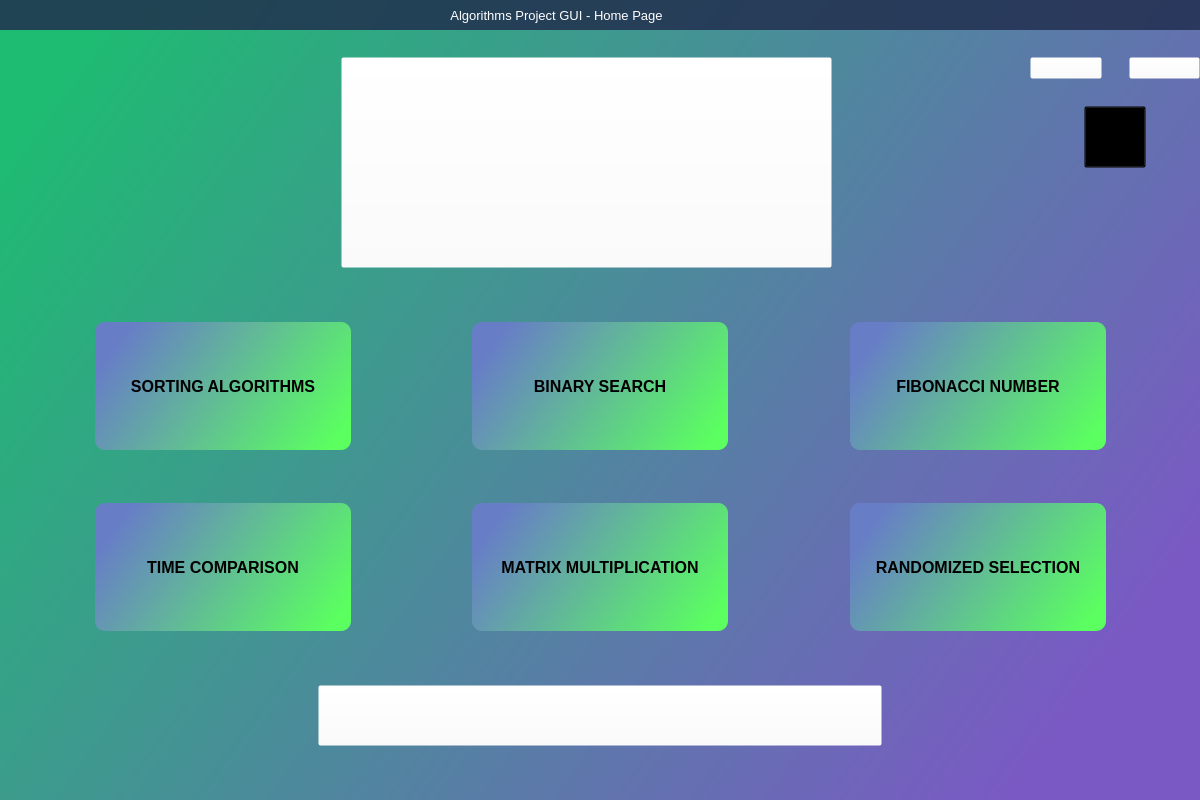
Before: the Qt Designer form qt_designer_ozan/main_uiqt.ui in ozan-git/Sorting-Algorithms-Visualisation, drawn with Qt 5.
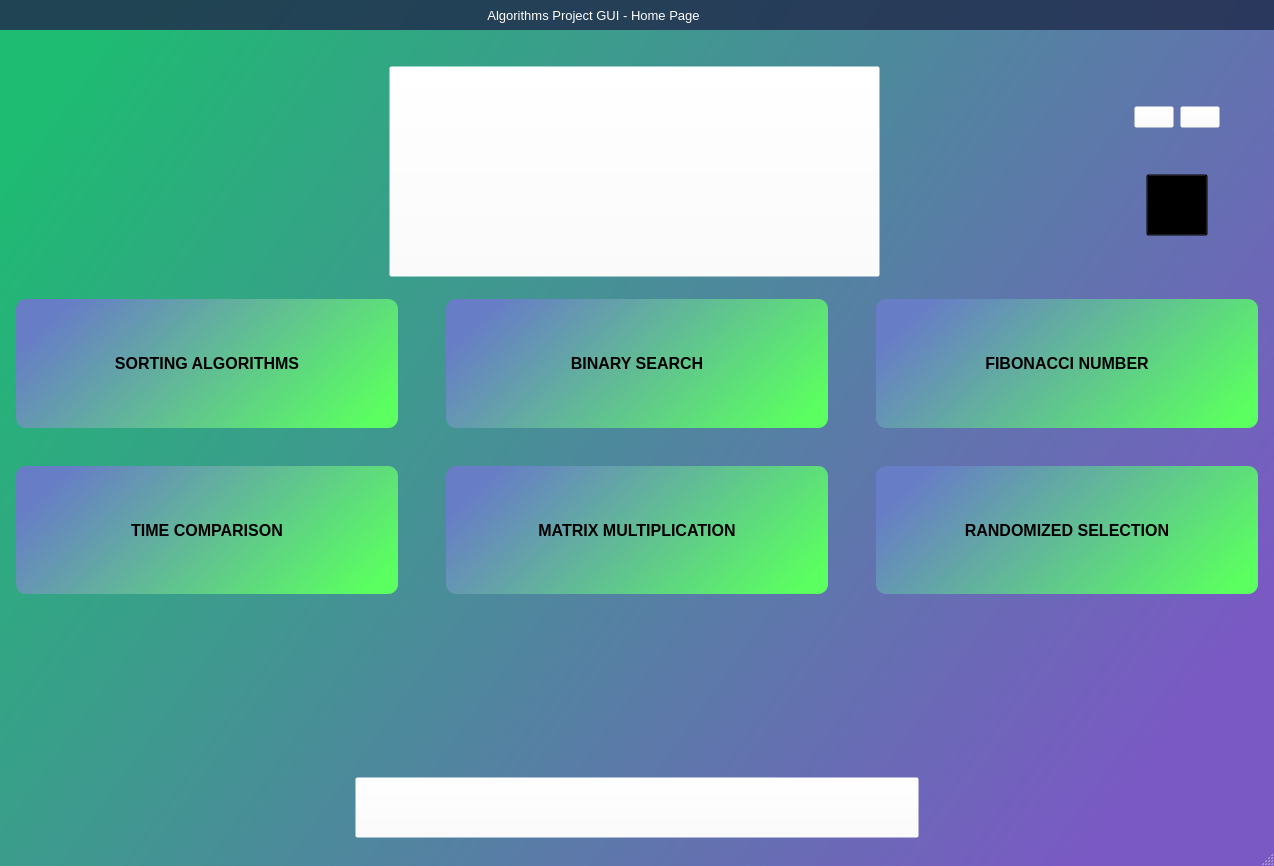
After: the same form once the commit is applied. Icons and pictures are not drawn.

Patch:
```diff
--- a/qt_designer_ozan/main_uiqt.ui
+++ b/qt_designer_ozan/main_uiqt.ui
@@ -9,8 +9,8 @@
    <rect>
     <x>0</x>
     <y>0</y>
-    <width>1200</width>
-    <height>800</height>
+    <width>1274</width>
+    <height>866</height>
    </rect>
   </property>
   <property name="minimumSize">
@@ -559,12 +559,6 @@
   </property>
   <widget class="QWidget" name="centralwidget">
    <layout class="QVBoxLayout" name="verticalLayout_2">
-    <property name="spacing">
-     <number>0</number>
-    </property>
-    <property name="sizeConstraint">
-     <enum>QLayout::SetDefaultConstraint</enum>
-    </property>
     <property name="leftMargin">
      <number>0</number>
     </property>
@@ -576,14 +570,6 @@
     </property>
     <property name="bottomMargin">
      <number>0</number>
-    </property>
-    <item>
-     <layout class="QVBoxLayout" name="frame_main">
-      <property name="spacing">
-       <number>27</number>
-      </property>
-      <property name="sizeConstraint">
-       <enum>QLayout::SetFixedSize</enum>
       </property>
       <item>
        <widget class="QFrame" name="frame_top">
@@ -949,8 +935,6 @@
        </widget>
       </item>
       <item>
-       <layout class="QVBoxLayout" name="frame_center">
-        <item>
          <layout class="QHBoxLayout" name="horizontalLayout_6">
           <item>
            <spacer name="horizontalSpacer">
@@ -1032,6 +1016,19 @@
            <layout class="QVBoxLayout" name="verticalLayout">
             <item>
              <layout class="QHBoxLayout" name="horizontalLayout_4">
+          <item>
+           <spacer name="horizontalSpacer_3">
+            <property name="orientation">
+             <enum>Qt::Horizontal</enum>
+            </property>
+            <property name="sizeHint" stdset="0">
+             <size>
+              <width>40</width>
+              <height>20</height>
+             </size>
+            </property>
+           </spacer>
+          </item>
               <item>
                <widget class="QPushButton" name="pushButton_mail">
                 <property name="toolTip">
@@ -1084,6 +1081,19 @@
                 </property>
                </widget>
               </item>
+          <item>
+           <spacer name="horizontalSpacer_4">
+            <property name="orientation">
+             <enum>Qt::Horizontal</enum>
+            </property>
+            <property name="sizeHint" stdset="0">
+             <size>
+              <width>40</width>
+              <height>20</height>
+             </size>
+            </property>
+           </spacer>
+          </item>
              </layout>
             </item>
             <item>
@@ -1151,53 +1161,35 @@
               </item>
              </layout>
             </item>
-            <item>
-             <spacer name="verticalSpacer">
-              <property name="orientation">
-               <enum>Qt::Vertical</enum>
-              </property>
-              <property name="sizeHint" stdset="0">
-               <size>
-                <width>20</width>
-                <height>40</height>
-               </size>
-              </property>
-             </spacer>
-            </item>
            </layout>
           </item>
          </layout>
         </item>
-        <item>
-         <spacer name="verticalSpacer_5">
-          <property name="orientation">
-           <enum>Qt::Vertical</enum>
-          </property>
-          <property name="sizeHint" stdset="0">
-           <size>
-            <width>20</width>
-            <height>40</height>
-           </size>
-          </property>
-         </spacer>
-        </item>
         <item>
          <layout class="QHBoxLayout" name="horizontalLayout_5">
-          <item>
-           <spacer name="horizontalSpacer_13">
-            <property name="orientation">
-             <enum>Qt::Horizontal</enum>
-            </property>
-            <property name="sizeHint" stdset="0">
-             <size>
-              <width>40</width>
-              <height>20</height>
-             </size>
-            </property>
-           </spacer>
-          </item>
+      <property name="spacing">
+       <number>48</number>
+      </property>
+      <property name="leftMargin">
+       <number>16</number>
+      </property>
+      <property name="topMargin">
+       <number>16</number>
+      </property>
+      <property name="rightMargin">
+       <number>16</number>
+      </property>
+      <property name="bottomMargin">
+       <number>16</number>
+      </property>
           <item>
            <widget class="QPushButton" name="sort_button">
+        <property name="sizePolicy">
+         <sizepolicy hsizetype="MinimumExpanding" vsizetype="MinimumExpanding">
+          <horstretch>0</horstretch>
+          <verstretch>0</verstretch>
+         </sizepolicy>
+        </property>
             <property name="minimumSize">
              <size>
               <width>256</width>
@@ -1206,8 +1198,8 @@
             </property>
             <property name="maximumSize">
              <size>
-              <width>224</width>
-              <height>128</height>
+          <width>512</width>
+          <height>256</height>
              </size>
             </property>
             <property name="font">
@@ -1233,21 +1225,14 @@
             </property>
            </widget>
           </item>
-          <item>
-           <spacer name="horizontalSpacer_9">
-            <property name="orientation">
-             <enum>Qt::Horizontal</enum>
-            </property>
-            <property name="sizeHint" stdset="0">
-             <size>
-              <width>40</width>
-              <height>20</height>
-             </size>
-            </property>
-           </spacer>
-          </item>
           <item>
            <widget class="QPushButton" name="binary_search_button">
+        <property name="sizePolicy">
+         <sizepolicy hsizetype="MinimumExpanding" vsizetype="MinimumExpanding">
+          <horstretch>0</horstretch>
+          <verstretch>0</verstretch>
+         </sizepolicy>
+        </property>
             <property name="minimumSize">
              <size>
               <width>256</width>
@@ -1256,8 +1241,8 @@
             </property>
             <property name="maximumSize">
              <size>
-              <width>256</width>
-              <height>128</height>
+          <width>512</width>
+          <height>256</height>
              </size>
             </property>
             <property name="font">
@@ -1282,21 +1267,14 @@
             </property>
            </widget>
           </item>
-          <item>
-           <spacer name="horizontalSpacer_10">
-            <property name="orientation">
-             <enum>Qt::Horizontal</enum>
-            </property>
-            <property name="sizeHint" stdset="0">
-             <size>
-              <width>40</width>
-              <height>20</height>
-             </size>
-            </property>
-           </spacer>
-          </item>
           <item>
            <widget class="QPushButton" name="fibonacci_button">
+        <property name="sizePolicy">
+         <sizepolicy hsizetype="MinimumExpanding" vsizetype="MinimumExpanding">
+          <horstretch>0</horstretch>
+          <verstretch>0</verstretch>
+         </sizepolicy>
+        </property>
             <property name="minimumSize">
              <size>
               <width>256</width>
@@ -1305,8 +1283,8 @@
             </property>
             <property name="maximumSize">
              <size>
-              <width>256</width>
-              <height>128</height>
+          <width>512</width>
+          <height>256</height>
              </size>
             </property>
             <property name="font">
@@ -1331,51 +1309,33 @@
             </property>
            </widget>
           </item>
-          <item>
-           <spacer name="horizontalSpacer_15">
-            <property name="orientation">
-             <enum>Qt::Horizontal</enum>
-            </property>
-            <property name="sizeHint" stdset="0">
-             <size>
-              <width>40</width>
-              <height>20</height>
-             </size>
-            </property>
-           </spacer>
-          </item>
-         </layout>
-        </item>
-        <item>
-         <spacer name="verticalSpacer_2">
-          <property name="orientation">
-           <enum>Qt::Vertical</enum>
-          </property>
-          <property name="sizeHint" stdset="0">
-           <size>
-            <width>20</width>
-            <height>40</height>
-           </size>
-          </property>
-         </spacer>
-        </item>
+     </layout>
+    </item>
         <item>
          <layout class="QHBoxLayout" name="horizontalLayout_2">
-          <item>
-           <spacer name="horizontalSpacer_14">
-            <property name="orientation">
-             <enum>Qt::Horizontal</enum>
-            </property>
-            <property name="sizeHint" stdset="0">
-             <size>
-              <width>40</width>
-              <height>20</height>
-             </size>
-            </property>
-           </spacer>
-          </item>
+      <property name="spacing">
+       <number>48</number>
+      </property>
+      <property name="leftMargin">
+       <number>16</number>
+      </property>
+      <property name="topMargin">
+       <number>16</number>
+      </property>
+      <property name="rightMargin">
+       <number>16</number>
+      </property>
+      <property name="bottomMargin">
+       <number>16</number>
+      </property>
           <item>
            <widget class="QPushButton" name="timecomp_button">
+        <property name="sizePolicy">
+         <sizepolicy hsizetype="MinimumExpanding" vsizetype="MinimumExpanding">
+          <horstretch>0</horstretch>
+          <verstretch>0</verstretch>
+         </sizepolicy>
+        </property>
             <property name="minimumSize">
              <size>
               <width>256</width>
@@ -1384,8 +1344,8 @@
             </property>
             <property name="maximumSize">
              <size>
-              <width>256</width>
-              <height>128</height>
+          <width>512</width>
+          <height>256</height>
              </size>
             </property>
             <property name="font">
@@ -1410,21 +1370,14 @@
             </property>
            </widget>
           </item>
-          <item>
-           <spacer name="horizontalSpacer_17">
-            <property name="orientation">
-             <enum>Qt::Horizontal</enum>
-            </property>
-            <property name="sizeHint" stdset="0">
-             <size>
-              <width>40</width>
-              <height>20</height>
-             </size>
-            </property>
-           </spacer>
-          </item>
           <item>
            <widget class="QPushButton" name="matrix_button">
+        <property name="sizePolicy">
+         <sizepolicy hsizetype="MinimumExpanding" vsizetype="MinimumExpanding">
+          <horstretch>0</horstretch>
+          <verstretch>0</verstretch>
+         </sizepolicy>
+        </property>
             <property name="minimumSize">
              <size>
               <width>256</width>
@@ -1433,8 +1386,8 @@
             </property>
             <property name="maximumSize">
              <size>
-              <width>256</width>
-              <height>128</height>
+          <width>512</width>
+          <height>256</height>
              </size>
             </property>
             <property name="font">
@@ -1459,21 +1412,14 @@
             </property>
            </widget>
           </item>
-          <item>
-           <spacer name="horizontalSpacer_12">
-            <property name="orientation">
-             <enum>Qt::Horizontal</enum>
-            </property>
-            <property name="sizeHint" stdset="0">
-             <size>
-              <width>40</width>
-              <height>20</height>
-             </size>
-            </property>
-           </spacer>
-          </item>
           <item>
            <widget class="QPushButton" name="kthsmallest_button">
+        <property name="sizePolicy">
+         <sizepolicy hsizetype="MinimumExpanding" vsizetype="MinimumExpanding">
+          <horstretch>0</horstretch>
+          <verstretch>0</verstretch>
+         </sizepolicy>
+        </property>
             <property name="minimumSize">
              <size>
               <width>256</width>
@@ -1482,8 +1428,8 @@
             </property>
             <property name="maximumSize">
              <size>
-              <width>256</width>
-              <height>128</height>
+          <width>512</width>
+          <height>256</height>
              </size>
             </property>
             <property name="font">
@@ -1508,26 +1454,16 @@
             </property>
            </widget>
           </item>
-          <item>
-           <spacer name="horizontalSpacer_16">
-            <property name="orientation">
-             <enum>Qt::Horizontal</enum>
-            </property>
-            <property name="sizeHint" stdset="0">
-             <size>
-              <width>40</width>
-              <height>20</height>
-             </size>
-            </property>
-           </spacer>
-          </item>
          </layout>
         </item>
         <item>
-         <spacer name="verticalSpacer_3">
+     <spacer name="verticalSpacer">
           <property name="orientation">
            <enum>Qt::Vertical</enum>
           </property>
+      <property name="sizeType">
+       <enum>QSizePolicy::MinimumExpanding</enum>
+      </property>
           <property name="sizeHint" stdset="0">
            <size>
             <width>20</width>
@@ -1600,21 +1536,14 @@
           </item>
          </layout>
         </item>
-        <item>
-         <spacer name="verticalSpacer_4">
-          <property name="orientation">
-           <enum>Qt::Vertical</enum>
-          </property>
-          <property name="sizeHint" stdset="0">
-           <size>
-            <width>20</width>
-            <height>40</height>
-           </size>
-          </property>
-         </spacer>
-        </item>
         <item>
          <widget class="QFrame" name="size_grip">
+      <property name="maximumSize">
+       <size>
+        <width>0</width>
+        <height>0</height>
+       </size>
+      </property>
           <property name="frameShape">
            <enum>QFrame::StyledPanel</enum>
           </property>
@@ -1624,11 +1553,8 @@
          </widget>
         </item>
        </layout>
-      </item>
-     </layout>
-    </item>
-   </layout>
   </widget>
+  <widget class="QStatusBar" name="statusBar"/>
  </widget>
  <resources>
   <include location="../resources.qrc"/>
```
Lines whose indentation alone changed are shown as unchanged.
